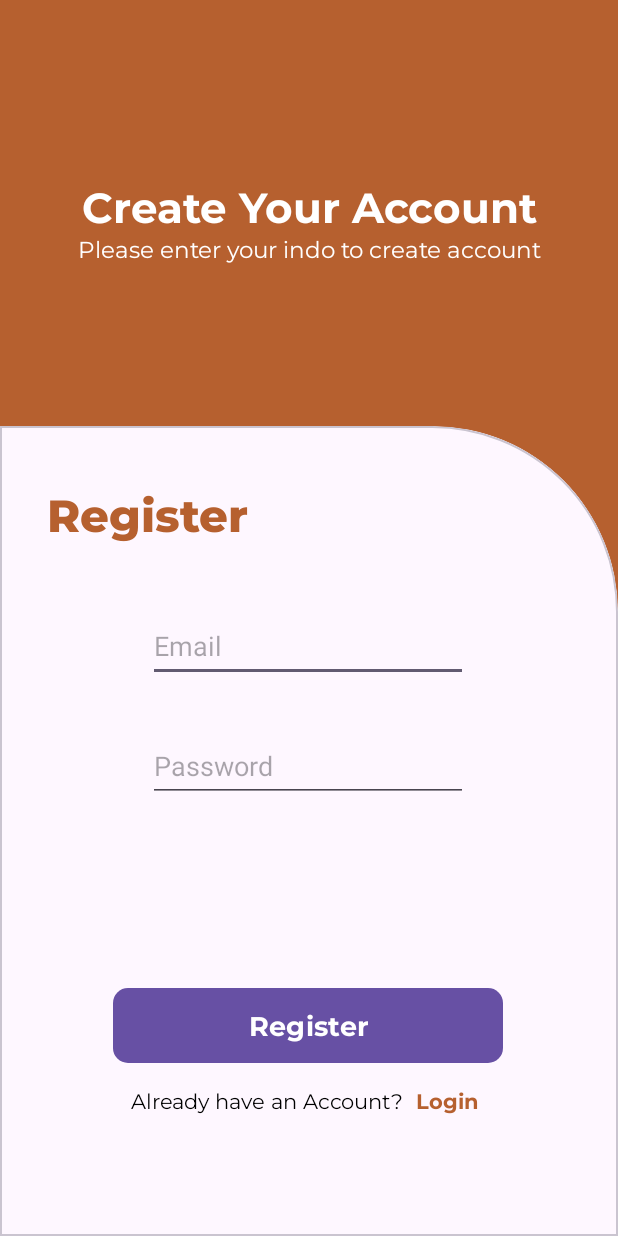
After one commit to Dikarahmanm/Wismata-C23-PS297, an Android app: the RegisterActivity screen opened directly, with no data from a screen before it, on a phone screen of 412 x 824 dp. The commit adds this screen. Run offline under Robolectric (Android 15) with nearby library versions, the phone set to English and light mode, and no system bars.

Commit message:
feat: register layout

```diff
--- a/Android/app/src/main/AndroidManifest.xml
+++ b/Android/app/src/main/AndroidManifest.xml
@@ -12,6 +12,9 @@
         android:supportsRtl="true"
         android:theme="@style/Theme.Wismata"
         tools:targetApi="31">
+        <activity
+            android:name=".ui.RegisterActivity"
+            android:exported="false" />
         <activity
             android:name=".ui.Splash"
             android:exported="false" />
--- /dev/null
+++ b/Android/app/src/main/java/com/dika/wismata/ui/RegisterActivity.kt
@@ -0,0 +1,12 @@
+package com.dika.wismata.ui
+
+import androidx.appcompat.app.AppCompatActivity
+import android.os.Bundle
+import com.dika.wismata.R
+
+class RegisterActivity : AppCompatActivity() {
+    override fun onCreate(savedInstanceState: Bundle?) {
+        super.onCreate(savedInstanceState)
+        setContentView(R.layout.activity_register)
+    }
+}
--- /dev/null
+++ b/Android/app/src/main/res/layout/activity_register.xml
@@ -0,0 +1,132 @@
+<?xml version="1.0" encoding="utf-8"?>
+<androidx.constraintlayout.widget.ConstraintLayout xmlns:android="http://schemas.android.com/apk/res/android"
+    xmlns:app="http://schemas.android.com/apk/res-auto"
+    xmlns:tools="http://schemas.android.com/tools"
+    android:layout_width="match_parent"
+    android:layout_height="match_parent"
+    android:background="@color/orange"
+    tools:context=".ui.RegisterActivity">
+
+    <TextView
+        android:id="@+id/register_textView"
+        android:layout_width="wrap_content"
+        android:layout_height="wrap_content"
+        android:fontFamily="@font/monbold"
+        android:text="@string/Register_title"
+        android:textColor="@color/white"
+        android:textSize="28sp"
+        app:layout_constraintBottom_toBottomOf="parent"
+        app:layout_constraintEnd_toEndOf="parent"
+        app:layout_constraintStart_toStartOf="parent"
+        app:layout_constraintTop_toTopOf="parent"
+        app:layout_constraintVertical_bias="0.152" />
+
+    <TextView
+        android:id="@+id/register_textView2"
+        android:layout_width="wrap_content"
+        android:layout_height="wrap_content"
+        android:fontFamily="@font/monreg"
+        android:text="@string/Register_subtitle"
+        android:textColor="@color/white"
+        android:textSize="15sp"
+        app:layout_constraintEnd_toEndOf="@+id/register_textView"
+        app:layout_constraintStart_toStartOf="@+id/register_textView"
+        app:layout_constraintTop_toBottomOf="@+id/register_textView" />
+
+    <com.google.android.material.card.MaterialCardView
+        android:id="@+id/view"
+        android:layout_width="0dp"
+        android:layout_height="540dp"
+        android:background="@color/white"
+        app:layout_constraintBottom_toBottomOf="parent"
+        app:layout_constraintEnd_toEndOf="parent"
+        app:layout_constraintStart_toStartOf="parent"
+        app:shapeAppearanceOverlay="@style/ShapeAppearanceOverlay.CardView"
+        >
+
+    </com.google.android.material.card.MaterialCardView>
+
+    <TextView
+        android:id="@+id/Register"
+        android:layout_width="wrap_content"
+        android:layout_height="wrap_content"
+        android:layout_marginTop="40dp"
+        android:fontFamily="@font/monexbold"
+        android:text="@string/Register"
+        android:textColor="@color/orange"
+        android:textSize="30sp"
+        app:layout_constraintEnd_toEndOf="parent"
+        app:layout_constraintHorizontal_bias="0.114"
+        app:layout_constraintStart_toStartOf="parent"
+        app:layout_constraintTop_toTopOf="@+id/view" />
+
+    <EditText
+        android:id="@+id/editTextTextEmailAddress"
+        android:layout_width="wrap_content"
+        android:layout_height="wrap_content"
+        android:layout_marginTop="44dp"
+        android:ems="10"
+        android:hint="@string/email"
+        android:inputType="textEmailAddress"
+        android:minHeight="48dp"
+        app:layout_constraintEnd_toEndOf="parent"
+        app:layout_constraintHorizontal_bias="0.497"
+        app:layout_constraintStart_toStartOf="parent"
+        app:layout_constraintTop_toBottomOf="@+id/Register" />
+
+    <EditText
+        android:id="@+id/editTextTextPassword"
+        android:layout_width="wrap_content"
+        android:layout_height="wrap_content"
+        android:layout_marginTop="32dp"
+        android:autofillHints=""
+        android:ems="10"
+        android:hint="@string/password"
+        android:inputType="textPassword"
+        android:minHeight="48dp"
+        app:layout_constraintEnd_toEndOf="parent"
+        app:layout_constraintHorizontal_bias="0.497"
+        app:layout_constraintStart_toStartOf="parent"
+        app:layout_constraintTop_toBottomOf="@+id/editTextTextEmailAddress" />
+
+    <com.google.android.material.button.MaterialButton
+        android:id="@+id/btn_register"
+        android:layout_width="260dp"
+        android:layout_height="50dp"
+        android:layout_marginTop="124dp"
+        android:background="@drawable/btn_shape_round"
+        android:fontFamily="@font/monbold"
+        android:text="@string/Register"
+        android:textSize="18sp"
+        app:layout_constraintEnd_toEndOf="parent"
+        app:layout_constraintHorizontal_bias="0.496"
+        app:layout_constraintStart_toStartOf="parent"
+        app:layout_constraintTop_toBottomOf="@+id/editTextTextPassword" />
+
+    <TextView
+        android:id="@+id/haveaccount"
+        android:layout_width="wrap_content"
+        android:layout_height="wrap_content"
+        android:layout_marginTop="16dp"
+        android:fontFamily="@font/monreg"
+        android:text="@string/haveaccount"
+        android:textColor="@color/black"
+        app:layout_constraintEnd_toStartOf="@+id/login"
+        app:layout_constraintHorizontal_bias="0.913"
+        app:layout_constraintStart_toStartOf="parent"
+        app:layout_constraintTop_toBottomOf="@+id/btn_register" />
+
+    <TextView
+        android:id="@+id/login"
+        android:layout_width="wrap_content"
+        android:layout_height="wrap_content"
+        android:layout_marginTop="16dp"
+        android:fontFamily="@font/monbold"
+        android:text="@string/logintv"
+        android:textColor="@color/orange"
+        app:layout_constraintEnd_toEndOf="parent"
+        app:layout_constraintHorizontal_bias="0.75"
+        app:layout_constraintStart_toStartOf="parent"
+        app:layout_constraintTop_toBottomOf="@+id/btn_register" />
+
+</androidx.constraintlayout.widget.ConstraintLayout>
--- a/Android/app/src/main/res/values/strings.xml
+++ b/Android/app/src/main/res/values/strings.xml
@@ -7,4 +7,7 @@
     <string name="password">Password</string>
     <string name="donthave">Dont have an Account?</string>
     <string name="Register">Register</string>
+    <string name="Register_title">Create Your Account</string>
+    <string name="Register_subtitle">Please enter your indo to create account</string>
+    <string name="haveaccount">Already have an Account?</string>
 </resources>
--- a/Android/app/src/main/res/values/themes.xml
+++ b/Android/app/src/main/res/values/themes.xml
@@ -8,9 +8,13 @@
     <style name="Theme.Wismata" parent="Base.Theme.Wismata" />
 
     <style name="ShapeAppearanceOverlay.CardView" parent="">
-        <item name="cornerFamilyTopLeft">rounded</item>
+        <item name="cornerFamilyTopLeft">cut</item>
         <item name="cornerFamilyTopRight">rounded</item>
-        <item name="cornerSizeTopLeft">10%</item>
-        <item name="cornerSizeTopRight">10%</item>
+        <item name="cornerFamilyBottomLeft">cut</item>
+        <item name="cornerFamilyBottomRight">cut</item>
+        <item name="cornerSizeTopLeft">0dp</item>
+        <item name="cornerSizeTopRight">30%</item>
+        <item name="cornerSizeBottomLeft">0dp</item>
+        <item name="cornerSizeBottomRight">0dp</item>
     </style>
 </resources>
```
